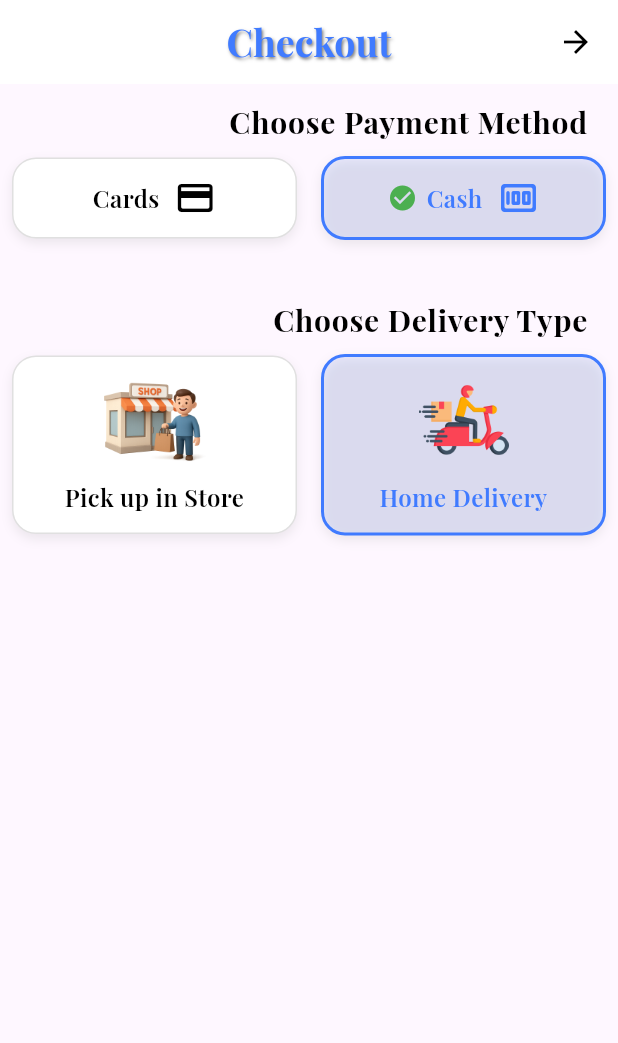
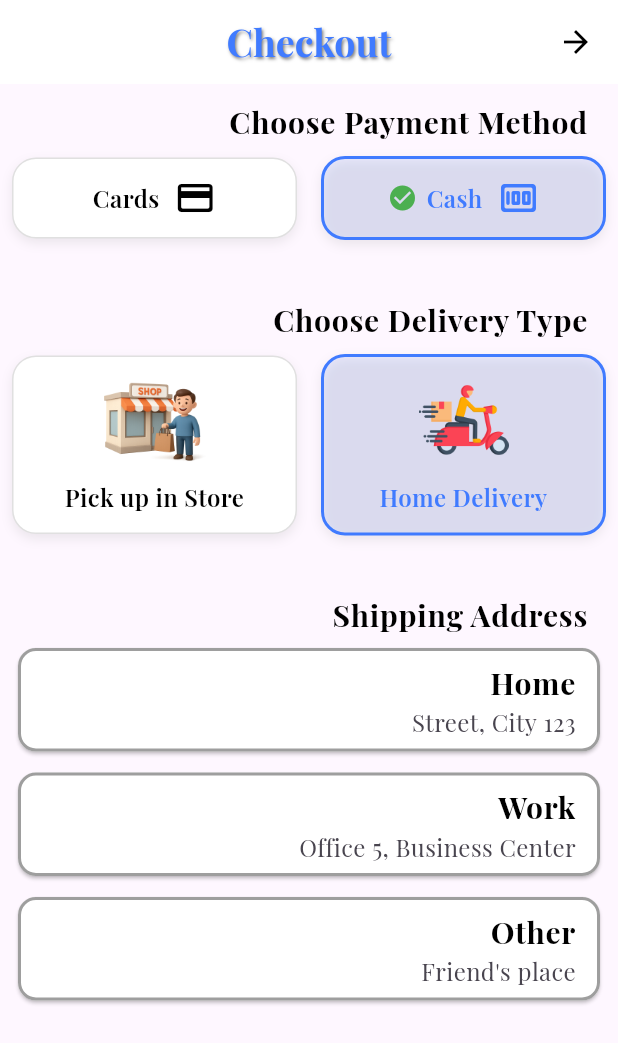
Before and after one commit to QShutta/e-commerce-don-khalid, a Flutter app: the CheckoutPage screen opened by its route, on a phone screen of 412 x 824 dp. Shown: the top 1043 px of the screen. Run offline on Flutter 3.47's test engine with Material 3 defaults, Android fonts, the light colour scheme and no system bars; our stand-ins replace cached_network_image, carousel_slider, dartz, firebase_core, firebase_messaging, flutter_map and 10 more; accounts and stored records are empty; statements that could not run were skipped; project files that could hold a hidden picture were left out.

Commit message:
before of 133

```diff
--- a/lib/controller/checkout_controller.dart
+++ b/lib/controller/checkout_controller.dart
@@ -3,6 +3,22 @@ import 'package:get/get.dart';
 class CheckoutController extends GetxController {
   int selectedDelivery = 0;
   int selectedPayment = 0;
+
+  /// `-1` means no address is selected yet.
+  /// If we set this to `0`, it will auto-select the first address by default.
+  /// Use `-1` when you want the user to explicitly choose an address.
+  int selectedAddress = -1;
+  List<Map<String, String>> addressesList = [
+    {"title": "Home", "subtitle": "123 Street, City"},
+    {"title": "Work", "subtitle": "Office 5, Business Center"},
+    {"title": "Other", "subtitle": "Friend's place"},
+  ];
+  //الدالة دي حتستلم القيمة بتاعت ال index
+  //the user selct in the list and set it as the selectedaddress.
+  void setSelectedAddress(int index) {
+    selectedAddress = index;
+    update();
+  }
 
   // --- Payment methods ---
   void onCashSelected() {
--- a/lib/view/screens/checkout.dart
+++ b/lib/view/screens/checkout.dart
@@ -1,6 +1,8 @@
 import 'package:e_commerce_halfa/controller/checkout_controller.dart';
 import 'package:e_commerce_halfa/core/constants/color_app.dart';
 import 'package:e_commerce_halfa/core/constants/image_assets.dart';
+import 'package:e_commerce_halfa/view/widgets/checkout/address_item_card.dart';
+import 'package:e_commerce_halfa/view/widgets/checkout/custome_text_checkout.dart';
 import 'package:e_commerce_halfa/view/widgets/checkout/delivery_option.dart';
 import 'package:e_commerce_halfa/view/widgets/checkout/payment_option.dart';
 import 'package:e_commerce_halfa/view/widgets/custome_app_bar.dart';
@@ -28,16 +30,7 @@ class _CheckoutPageState extends State<CheckoutPage> {
       body: ListView(
         children: [
           const SizedBox(height: 10),
-          Container(
-            margin: const EdgeInsets.symmetric(horizontal: 20),
-            child: Text(
-              "Choose Payment Method",
-              style: Theme.of(context).textTheme.bodyLarge!.copyWith(
-                color: Colors.black,
-                fontWeight: FontWeight.bold,
-              ),
-            ),
-          ),
+          CustomeTextCheckout(text: 'Choose Payment Method'),
           GetBuilder<CheckoutController>(
             builder: (myInCon) {
               return Row(
@@ -45,6 +38,10 @@ class _CheckoutPageState extends State<CheckoutPage> {
                   PaymentOption(
                     title: "Cash",
                     icon: Icons.money_rounded,
+                    //كيف يعني ؟
+                    //the defult value of the selecdpayment is 0 if the user click on cards it will become
+                    //1 and if he click on 0 again it will become 0.
+                    //so if 0=0 will return true and that means the item is selected other wise it's not seleced
                     isSelected: myInCon.selectedPayment == 0,
                     onTap: myInCon.onCashSelected,
                   ),
@@ -58,18 +55,8 @@ class _CheckoutPageState extends State<CheckoutPage> {
               );
             },
           ),
-
           const SizedBox(height: 30),
-          Container(
-            margin: const EdgeInsets.symmetric(horizontal: 20),
-            child: Text(
-              "Choose Delivery Type",
-              style: Theme.of(context).textTheme.bodyLarge!.copyWith(
-                color: Colors.black,
-                fontWeight: FontWeight.bold,
-              ),
-            ),
-          ),
+          CustomeTextCheckout(text: "Choose Delivery Type"),
           GetBuilder<CheckoutController>(
             builder: (myInCon) {
               return Row(
@@ -90,6 +77,33 @@ class _CheckoutPageState extends State<CheckoutPage> {
               );
             },
           ),
+          const SizedBox(height: 30),
+          CustomeTextCheckout(text: "Shipping Address"),
+          GetBuilder<CheckoutController>(
+            builder: (controller) {
+              return controller.selectedDelivery == 0
+                  ? ListView.builder(
+                    itemCount: controller.addressesList.length,
+                    shrinkWrap: true,
+                    physics: NeverScrollableScrollPhysics(),
+                    itemBuilder: (context, index) {
+                      final address = controller.addressesList[index];
+                      //دة عشان نحدد العنصر الاحنا حاليا واقفين علية .
+                      //طبعا هنا نحن استخدمنا اسلوب مختلف لية ؟عشان هنا عندنا  اكتر من عنصرين
+                      final isSelected = controller.selectedAddress == index;
+                      return AddressItemCard(
+                        onTap: () {
+                          controller.setSelectedAddress(index);
+                        },
+                        isSelected: isSelected,
+                        title: address['title'],
+                        subTitle: address['subtitle'],
+                      );
+                    },
+                  )
+                  : Container();
+            },
+          ),
         ],
       ),
     );
--- /dev/null
+++ b/lib/view/widgets/checkout/address_item_card.dart
@@ -0,0 +1,60 @@
+import 'package:e_commerce_halfa/core/constants/color_app.dart';
+import 'package:flutter/material.dart';
+
+class AddressItemCard extends StatelessWidget {
+  const AddressItemCard({
+    super.key,
+    required this.onTap,
+    required this.isSelected,
+    required this.title,
+    required this.subTitle,
+  });
+  final bool? isSelected;
+  final void Function()? onTap;
+  final String? title;
+  final String? subTitle;
+  @override
+  Widget build(BuildContext context) {
+    return InkWell(
+      onTap: onTap,
+      // onTap: () {
+      // controller.setSelectedAddress(index);
+      // },
+      child: Padding(
+        padding: const EdgeInsets.symmetric(horizontal: 8.0, vertical: 3.0),
+        child: Card(
+          color:
+              isSelected!
+                  ? const Color.fromARGB(255, 129, 165, 243)
+                  : Colors.white,
+          shape: RoundedRectangleBorder(
+            side: BorderSide(
+              color:
+                  isSelected!
+                      ? const Color.fromARGB(255, 2, 24, 90)
+                      : Colors.grey,
+              width: 2.0,
+            ),
+            borderRadius: BorderRadius.circular(12),
+          ),
+          child: ListTile(
+            title: Text(
+              // address["title"]!,
+              title!,
+              style: TextStyle(
+                fontWeight: FontWeight.bold,
+                color: isSelected! ? AppColor.primaryColor : Colors.black,
+              ),
+            ),
+            // subtitle: Text(address["subtitle"]!),
+            subtitle: Text(subTitle!),
+            trailing:
+                isSelected!
+                    ? const Icon(Icons.check_circle, color: Colors.white)
+                    : null,
+          ),
+        ),
+      ),
+    );
+  }
+}
--- /dev/null
+++ b/lib/view/widgets/checkout/custome_text_checkout.dart
@@ -0,0 +1,19 @@
+import 'package:flutter/material.dart';
+
+class CustomeTextCheckout extends StatelessWidget {
+  const CustomeTextCheckout({super.key, required this.text});
+  final String? text;
+  @override
+  Widget build(BuildContext context) {
+    return Container(
+      margin: const EdgeInsets.symmetric(horizontal: 20),
+      child: Text(
+        text!,
+        style: Theme.of(context).textTheme.bodyLarge!.copyWith(
+          color: Colors.black,
+          fontWeight: FontWeight.bold,
+        ),
+      ),
+    );
+  }
+}
```
